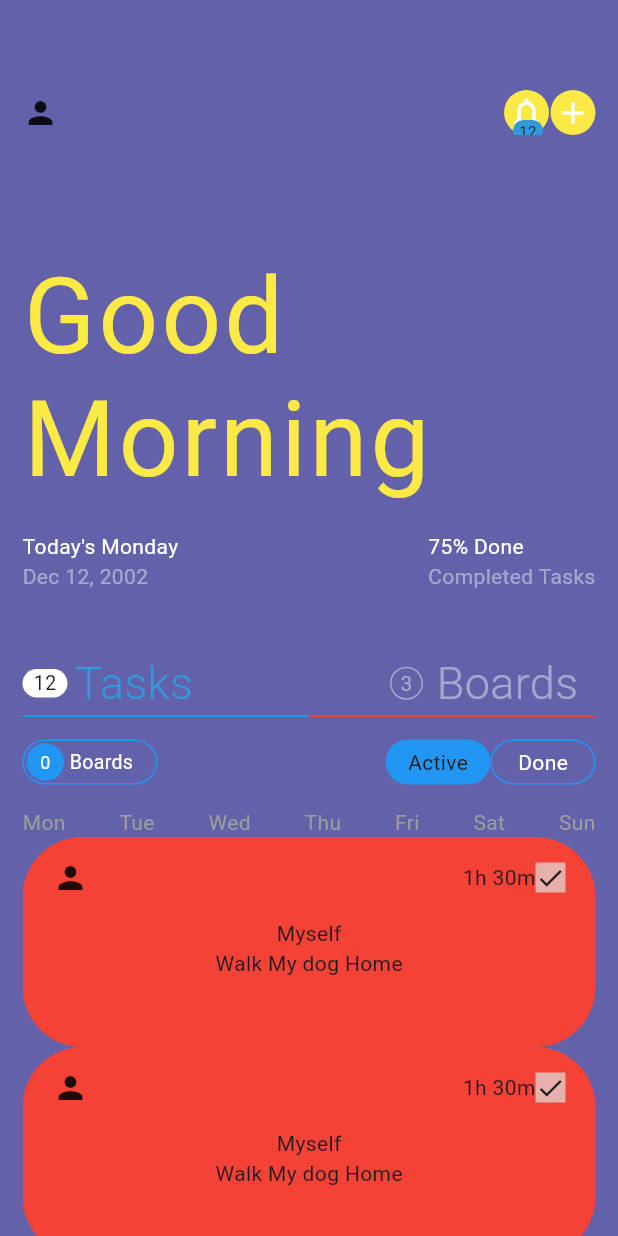
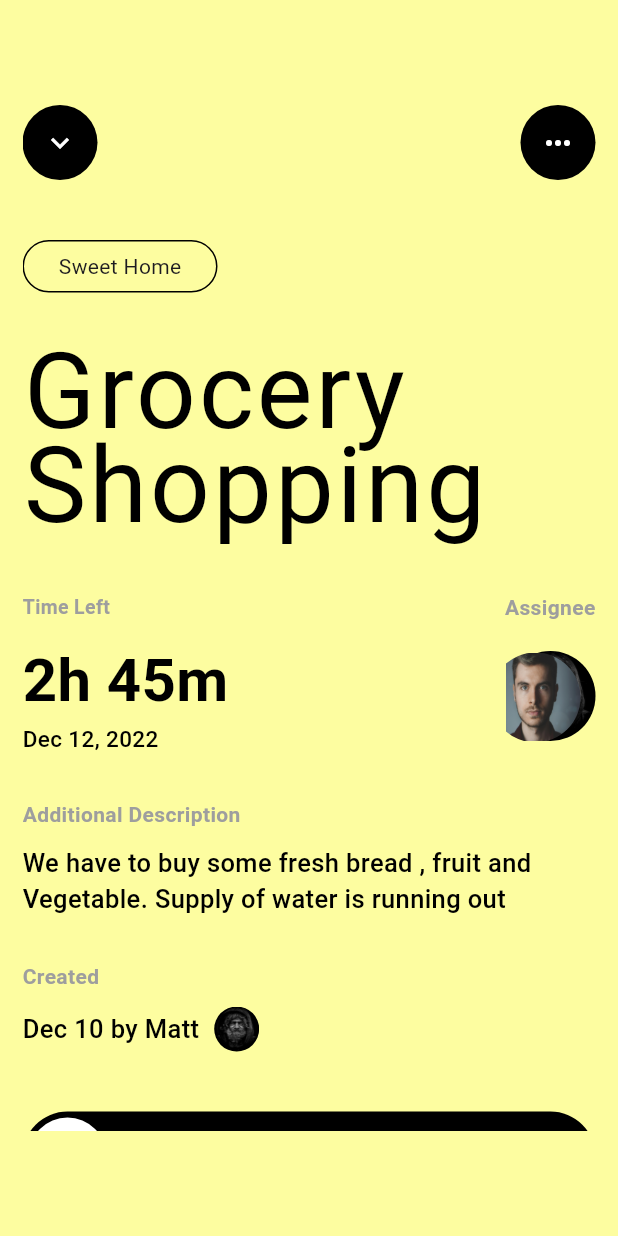
Before and after one commit to jocypher/daily_task_manager, a Flutter app: the screen it shows after launch, on a phone screen of 412 x 824 dp. Run offline on Flutter 3.47's test engine with Material 3 defaults, Android fonts, the phone set to English and light mode, and no system bars; drawn by our look-alikes of swipeable_button_view.

Commit message:
feature:detail page completed

```diff
--- a/lib/core/app_colors.dart
+++ b/lib/core/app_colors.dart
@@ -6,6 +6,7 @@ class AppColors {
   static const backgroundColor = Color.fromARGB(161, 7, 4, 120);
   static const headingTextColor = Color.fromARGB(255, 51, 153, 221);
   static const primaryTextColor = Color(0xfffffffff);
+  static const mainColor = Color(0xFFFDFD96);
   static const secondaryTextColor = Color.fromARGB(111, 255, 255, 255);
   static const boardColor1 = Color.fromARGB(255, 255, 255, 255);
   static const boardColor2 = Color.fromARGB(255, 251, 233, 69);
--- a/lib/main.dart
+++ b/lib/main.dart
@@ -1,3 +1,5 @@
+import 'package:daily_task_manager/module/detail/presentation/detail_controller.dart';
+import 'package:daily_task_manager/module/detail/presentation/detail_screen.dart';
 import 'package:daily_task_manager/module/home/presentation/screen/home_controller.dart';
 import 'package:daily_task_manager/module/home/presentation/screen/home_screen.dart';
 import 'package:flutter/material.dart';
@@ -12,11 +14,14 @@ class MyApp extends StatelessWidget {
   @override
   Widget build(BuildContext context) {
     return MultiProvider(
-      providers: [ChangeNotifierProvider(create: (context)=>HomeProvider())],
+      providers: [
+        ChangeNotifierProvider(create: (context)=>HomeProvider() ),
+        ChangeNotifierProvider(create: (context)=>DetailProvider() )
+        ],
       child: const MaterialApp(
         title: 'Flutter Demo',
         debugShowCheckedModeBanner: false,
-        home: HomePage(),
+        home: DetailScreen(),
       ),
     );
   }
--- /dev/null
+++ b/lib/module/detail/presentation/detail_controller.dart
@@ -0,0 +1,12 @@
+import 'package:flutter/material.dart';
+
+class DetailProvider extends ChangeNotifier {
+  bool isFinished = false;
+
+  void onWaiting() {
+    Future.delayed(Duration(seconds: 2), () {
+      isFinished = !isFinished;
+      notifyListeners();
+    });
+  }
+}
--- /dev/null
+++ b/lib/module/detail/presentation/detail_screen.dart
@@ -0,0 +1,211 @@
+import 'package:daily_task_manager/core/app_colors.dart';
+import 'package:daily_task_manager/module/detail/presentation/detail_controller.dart';
+import 'package:flutter/material.dart';
+import 'package:provider/provider.dart';
+import 'package:swipeable_button_view/swipeable_button_view.dart';
+
+class DetailScreen extends StatelessWidget {
+  const DetailScreen({super.key});
+
+  @override
+  Widget build(BuildContext context) {
+    final detailProvider = context.watch<DetailProvider>();
+    return Material(
+      color: AppColors.mainColor.withOpacity(0.9),
+      child: Padding(
+        padding: const EdgeInsets.symmetric(horizontal: 15, vertical: 70),
+        child: SingleChildScrollView(
+          child: Column(
+            crossAxisAlignment: CrossAxisAlignment.start,
+            children: [
+              Row(
+                mainAxisAlignment: MainAxisAlignment.spaceBetween,
+                children: [
+                  Container(
+                    height: 50,
+                    width: 50,
+                    decoration: BoxDecoration(
+                        color: Colors.black,
+                        borderRadius: BorderRadius.circular(100)),
+                    child: const Icon(
+                      Icons.keyboard_arrow_down,
+                      color: Colors.white,
+                    ),
+                  ),
+                  Container(
+                    height: 50,
+                    width: 50,
+                    decoration: BoxDecoration(
+                        color: Colors.black,
+                        borderRadius: BorderRadius.circular(100)),
+                    child: const Icon(
+                      Icons.more_horiz,
+                      color: Colors.white,
+                    ),
+                  ),
+                ],
+              ),
+              const SizedBox(height: 40),
+              Container(
+                height: 35,
+                width: 130,
+                decoration: BoxDecoration(
+                    border: Border.all(color: Colors.black),
+                    borderRadius: BorderRadius.circular(30)),
+                child: const Center(child: Text('Sweet Home')),
+              ),
+              const SizedBox(height: 25),
+              const Text("Grocery\nShopping",
+                  softWrap: true,
+                  textHeightBehavior: TextHeightBehavior(
+                      applyHeightToFirstAscent: false,
+                      applyHeightToLastDescent: false),
+                  style: TextStyle(
+                      fontSize: 70,
+                      color: Colors.black,
+                      height: 0.9,
+                      inherit: false,
+                      wordSpacing: -5.0,
+                      letterSpacing: 2.0)),
+              const SizedBox(height: 30),
+              const Row(
+                mainAxisAlignment: MainAxisAlignment.spaceBetween,
+                children: [
+                  Padding(
+                      padding: EdgeInsets.only(bottom: 10),
+                      child: Text("Time Left",
+                          style: TextStyle(
+                              fontSize: 13,
+                              color: Colors.grey,
+                              fontWeight: FontWeight.w600))),
+                  Padding(
+                      padding: EdgeInsets.only(bottom: 10),
+                      child: Text("Assignee",
+                          style: TextStyle(
+                              fontSize: 14,
+                              color: Colors.grey,
+                              fontWeight: FontWeight.w600))),
+                ],
+              ),
+              Row(
+                mainAxisAlignment: MainAxisAlignment.spaceBetween,
+                children: [
+                  const Column(
+                    crossAxisAlignment: CrossAxisAlignment.start,
+                    children: [
+                      Text(
+                        "2h 45m",
+                        style: TextStyle(
+                            fontSize: 40,
+                            color: Colors.black,
+                            fontWeight: FontWeight.w700),
+                      ),
+                      Text("Dec 12, 2022",
+                          style: TextStyle(
+                              fontSize: 15,
+                              color: Colors.black,
+                              fontWeight: FontWeight.w500))
+                    ],
+                  ),
+                  Stack(
+                    children: [
+                      ClipRRect(
+                        borderRadius: BorderRadius.circular(50),
+                        child: Image.asset(
+                          "assets/img1.jpg",
+                          height: 60,
+                          width: 60,
+                          fit: BoxFit.fill,
+                        ),
+                      ),
+                      Positioned(
+                        right: 10,
+                        top: 1,
+                        child: ClipRRect(
+                          borderRadius: BorderRadius.circular(50),
+                          child: Image.asset(
+                            "assets/img3.jpg",
+                            height: 60,
+                            width: 60,
+                            fit: BoxFit.fill,
+                          ),
+                        ),
+                      )
+                    ],
+                  ),
+                ],
+              ),
+              const SizedBox(
+                height: 30,
+              ),
+              const Text("Additional Description",
+                  style: TextStyle(
+                      fontSize: 14,
+                      color: Colors.grey,
+                      fontWeight: FontWeight.w600)),
+              const SizedBox(
+                height: 10,
+              ),
+              const Text(
+                "We have to buy some fresh bread , fruit and Vegetable. Supply of water is running out",
+                style: TextStyle(
+                    fontSize: 17,
+                    color: Colors.black,
+                    fontWeight: FontWeight.w500),
+                softWrap: true,
+              ),
+              const SizedBox(
+                height: 30,
+              ),
+              const Text("Created",
+                  style: TextStyle(
+                      fontSize: 14,
+                      color: Colors.grey,
+                      fontWeight: FontWeight.w600)),
+              const SizedBox(
+                height: 10,
+              ),
+              Row(
+                children: [
+                  const Text(
+                    "Dec 10 by Matt",
+                    style: TextStyle(
+                        fontSize: 17,
+                        color: Colors.black,
+                        fontWeight: FontWeight.w500),
+                  ),
+                  const SizedBox(
+                    width: 10,
+                  ),
+                  ClipRRect(
+                    borderRadius: BorderRadius.circular(50),
+                    child: Image.asset(
+                      "assets/img1.jpg",
+                      height: 30,
+                      width: 30,
+                      fit: BoxFit.fill,
+                    ),
+                  )
+                ],
+              ),
+              const SizedBox(
+                height: 40,
+              ),
+              SwipeableButtonView(
+                  isFinished: detailProvider.isFinished,
+                  onFinish: () {
+                    print("done");
+                  },
+                  onWaitingProcess: () {
+                    detailProvider.onWaiting();
+                  },
+                  activeColor: Colors.black,
+                  buttonWidget: const Icon(Icons.check),
+                  buttonText: "Set As Done"),
+            ],
+          ),
+        ),
+      ),
+    );
+  }
+}
```
Also changed, not shown: pubspec.yaml (+4 -3 lines), assets/img1.jpg (added), assets/img2.jpg (added), assets/img3.jpg (added), pubspec.lock.
